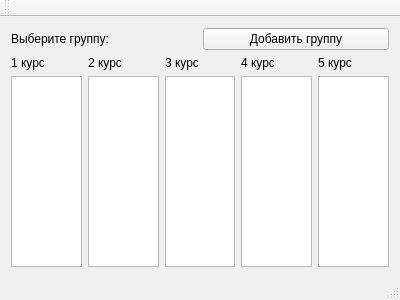
sarum9in/Schedule, file MainWindow.ui: the form before one commit.
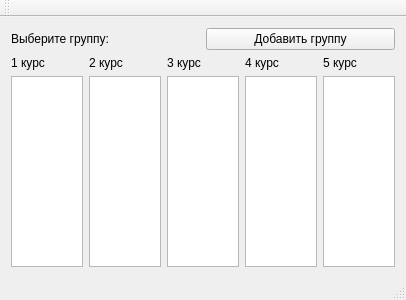
The form after the commit.

Diff of the .ui file:
```diff
--- a/MainWindow.ui
+++ b/MainWindow.ui
@@ -6,7 +6,7 @@
    <rect>
     <x>0</x>
     <y>0</y>
-    <width>400</width>
+    <width>406</width>
     <height>300</height>
    </rect>
   </property>
```
Left out of the diff: 24 changed lines with no effect on the pictures.
